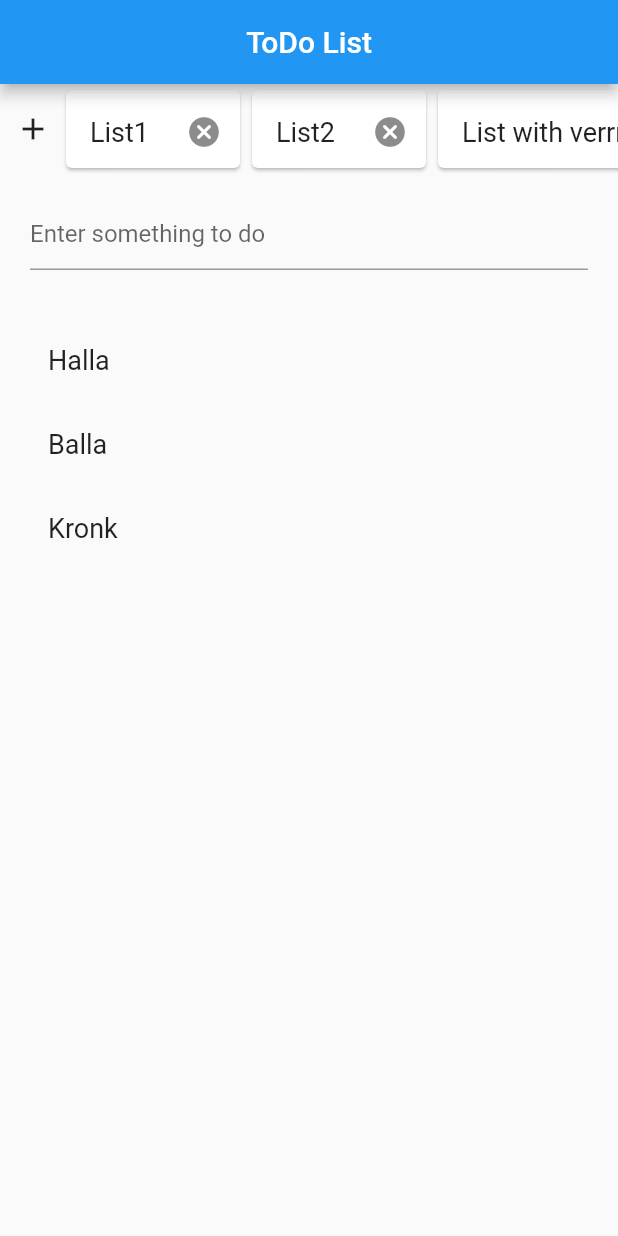
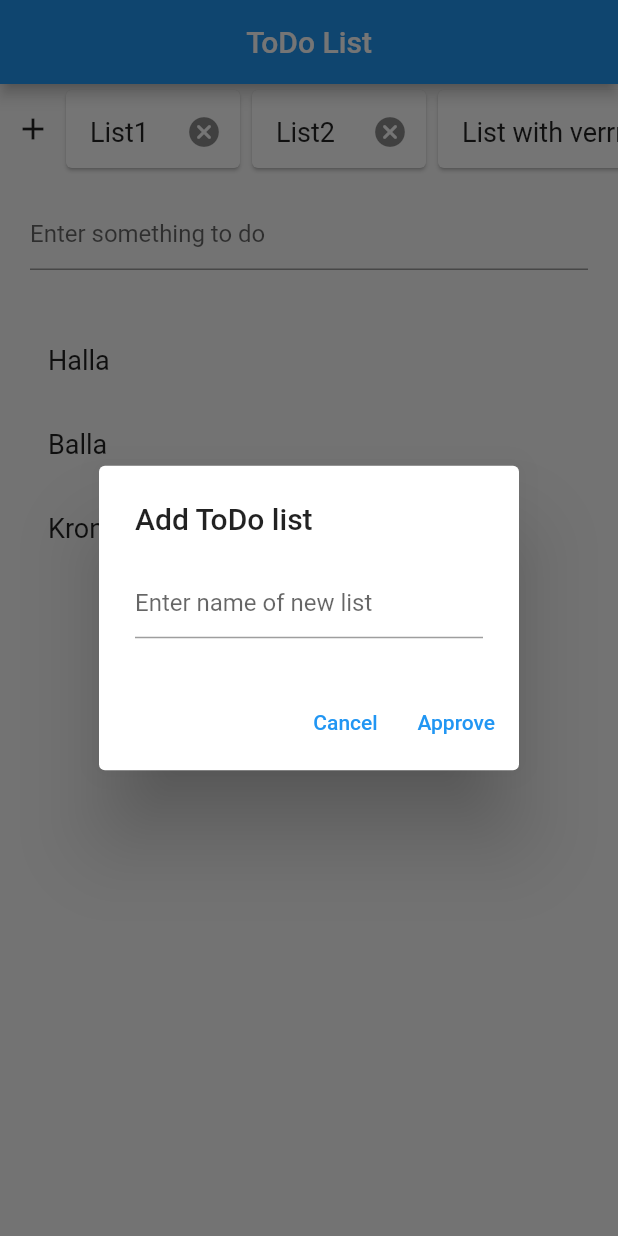
Before and after one commit to williamgt/IDATT2506, a Flutter app: the screen it shows after launch, after a tap on the "add" icon, on a phone screen of 412 x 824 dp. Run offline on Flutter 3.47's test engine with Material 2 defaults, Android fonts, the phone set to English and light mode, and no system bars.

Commit message:
Add todo list pop up

```diff
--- a/oblig8/code/todo_list/lib/main.dart
+++ b/oblig8/code/todo_list/lib/main.dart
@@ -66,7 +66,10 @@ class _ToDoListWidgetState extends State<ToDoListWidget> {
                   margin: const EdgeInsets.all(10),
                   child: IconButton(
                     padding: EdgeInsets.zero,
-                    onPressed: () => print('Plust'),
+                    onPressed: ()  {
+                      final prom =  _addToDoListDialog(context);
+                      prom.then((value) => print(value)); //Got value of new name here, persist new list, add it to _todoLists, change _todos and change _selectedListIndex
+                      },
                     icon: const Icon(Icons.add))),
                 //List of todo lists
                 Expanded(
@@ -172,3 +175,37 @@ class _ToDoListWidgetState extends State<ToDoListWidget> {
     );
   }
 }
+
+enum PopUpResult {cancel, approve, add}
+
+Future _addToDoListDialog(BuildContext context) async {
+  String? listName;
+  return showDialog(
+    context: context,
+    builder: (BuildContext context) {
+      return AlertDialog(
+        title: const Text('Add ToDo list'),
+        content: TextField(
+            onSubmitted: (value) {
+              print('Submitted');
+              Navigator.pop(context, value);
+            },
+            onChanged: (value) => listName = value,
+            decoration: const InputDecoration(
+              hintText: 'Enter name of new list',
+            ),
+        ),
+        actions: <Widget>[
+          TextButton(
+            onPressed: () => Navigator.pop(context, PopUpResult.cancel),
+            child: const Text('Cancel'),
+            ),
+          TextButton(
+            child: const Text('Approve'),
+            onPressed: () => Navigator.pop(context, listName),
+          ),
+        ],
+      );
+    },
+  );
+}
```
